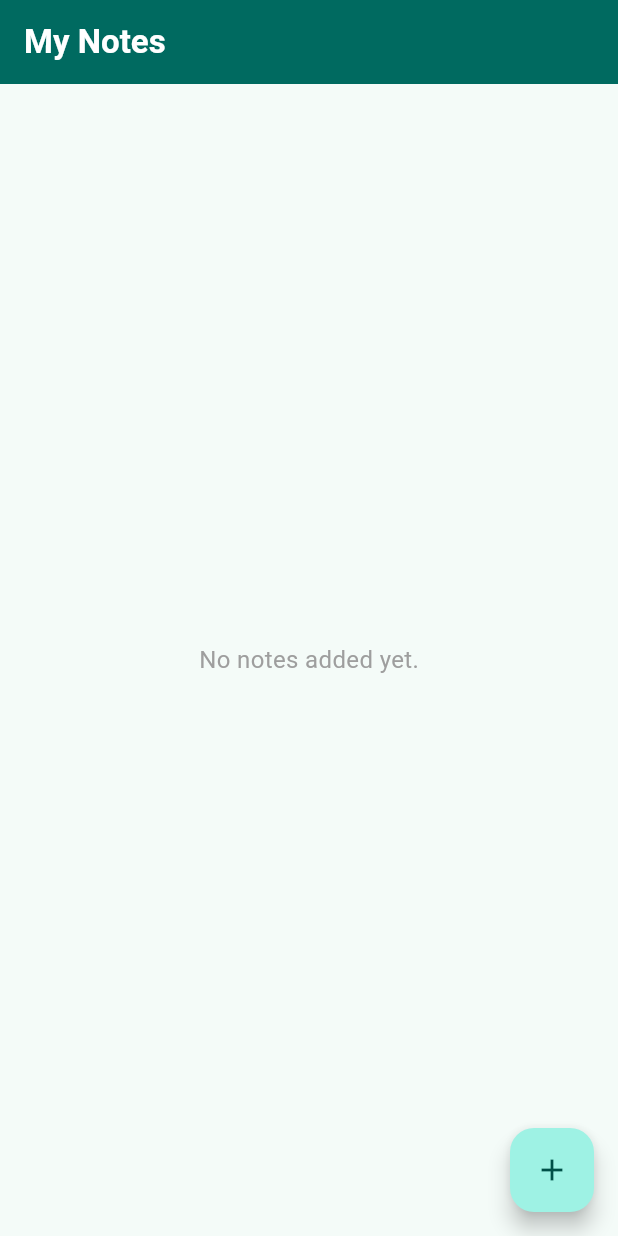
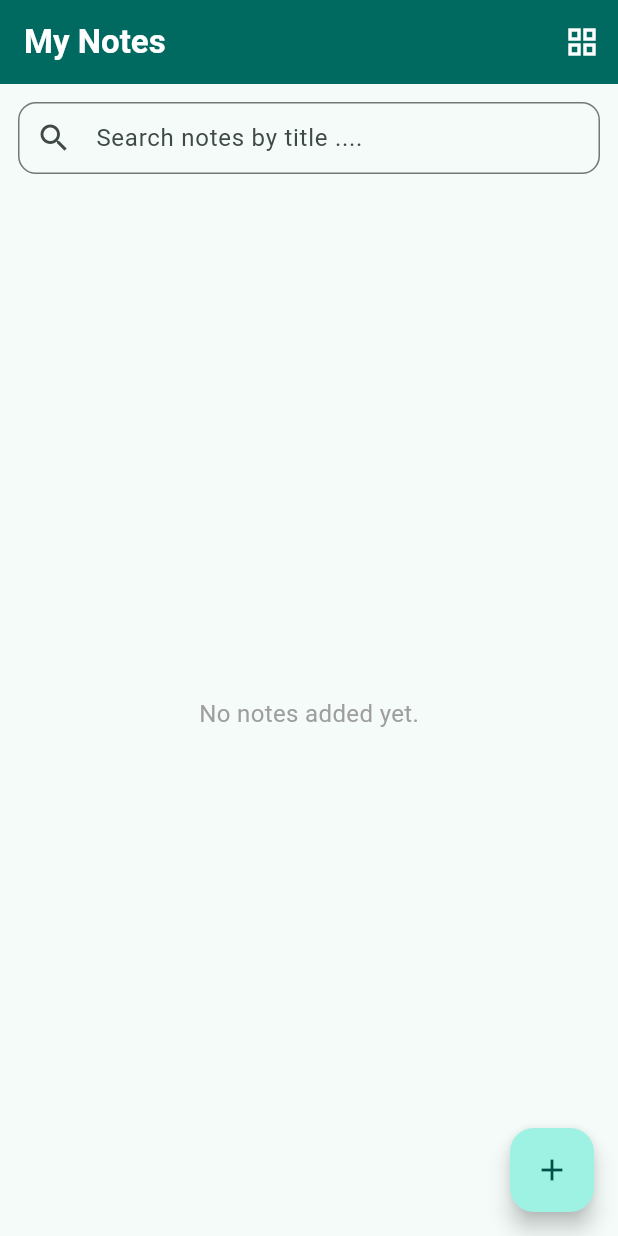
Before and after one commit to MurtazaMustafa53/Simple-Notes-App---Qwetrum-Technologies-, a Flutter app: the screen it shows after launch, on a phone screen of 412 x 824 dp. Run offline on Flutter 3.47's test engine with Material 3 defaults, Android fonts, the phone set to English and light mode, and no system bars; our stand-ins replace sqflite; accounts and stored records are empty.

Commit message:
Task 2 Completed

```diff
--- a/lib/Controller/note_Controller.dart
+++ b/lib/Controller/note_Controller.dart
@@ -2,20 +2,69 @@ import 'dart:core';
 
 import 'package:flutter/material.dart';
 import 'package:staticnotes/Model/noteModel.dart';
+import 'package:staticnotes/Services/db_Helper.dart';
 
 class NoteController extends ChangeNotifier {
-  final List notes = [];
+  List<Note> notes = [];
+  String searchQuery = '';
+  bool isgridview = false;
 
-  void addNote(String title, String content) {
+  void toggleviewmode() {
+    isgridview = !isgridview;
+    notifyListeners();
+  }
+
+  Future<void> addNote(String title, String body) async {
     final newnote = Note(
       id: DateTime.now().toString(),
       title: title,
-      content: content,
+      body: body,
       date: DateTime.now(),
     );
 
-    notes.add(newnote);
+    await DbHelper.instance.createNote(newnote);
+
+    notes.insert(0, newnote);
 
     notifyListeners();
   }
+
+  Future<void> fetchNotes() async {
+    notes = await DbHelper.instance.readAllNote();
+    notifyListeners();
+  }
+
+  Future<void> editNote(Note updatedNote) async {
+    await DbHelper.instance.updateNote(updatedNote);
+
+    int index = notes.indexWhere((note) => note.id == updatedNote.id);
+    if (index != -1) {
+      notes[index] = updatedNote;
+      notifyListeners();
+    }
+  }
+
+  Future<void> removeNote(String id) async {
+    await DbHelper.instance.deleteNote(id);
+
+    notes.removeWhere((note) => note.id == id);
+    notifyListeners();
+  }
+
+  List<Note> get filteredNote {
+    if (searchQuery.isEmpty) {
+      return notes;
+    }
+    return notes
+        .where(
+          (notes) =>
+              notes.title.toLowerCase().contains(searchQuery.toLowerCase()),
+        )
+        .toList();
+  }
+
+  void updateSearchQuery(String query) {
+    searchQuery = query;
+    notifyListeners();
+  }
 }
--- a/lib/Model/noteModel.dart
+++ b/lib/Model/noteModel.dart
@@ -1,13 +1,53 @@
+import 'dart:math';
+
+import 'package:flutter/material.dart';
+
 class Note {
   final String title;
   final String id;
-  final String content;
+  final String body;
   final DateTime date;
+  final int color;
 
   Note({
     required this.id,
     required this.title,
-    required this.content,
+    required this.body,
     required this.date,
-  });
+    int? color,
+  }) : this.color = color ?? _getRandomColor();
+
+  static int _getRandomColor() {
+    final List colors = [
+      0xFFFFF9C4, // Soft Yellow
+      0xFFFFCCBC, // Soft Orange/Coral
+      0xFFE1BEE7, // Soft Purple
+      0xFFC8E6C9, // Soft Green
+      0xFFB3E5FC, // Soft Blue
+      0xFFF8BBD0, // Soft Pink
+    ];
+
+    final random = Random();
+    return colors[random.nextInt(colors.length)];
+  }
+
+  Map<String, dynamic> toMap() {
+    return {
+      'id': id,
+      'title': title,
+      'body': body,
+      'date': date.toIso8601String(),
+      'color': color,
+    };
+  }
+
+  factory Note.fromMap(Map<String, dynamic> map) {
+    return Note(
+      id: map['id'],
+      title: map['title'],
+      body: map['body'],
+      date: DateTime.parse(map['date']),
+      color: map['color'],
+    );
+  }
 }
--- /dev/null
+++ b/lib/Services/db_Helper.dart
@@ -0,0 +1,68 @@
+import 'package:path/path.dart';
+import 'package:sqflite/sqflite.dart';
+import 'package:staticnotes/Model/noteModel.dart';
+
+class DbHelper {
+  static final DbHelper instance = DbHelper._init();
+  static Database? _database;
+
+  DbHelper._init();
+
+  Future<Database> get database async {
+    if (_database != null) {
+      return _database!;
+    }
+    _database = await _initDB('notes.db');
+    return _database!;
+  }
+
+  Future<Database> _initDB(String filepath) async {
+    final dbpath = await getDatabasesPath();
+    final path = join(dbpath, filepath);
+
+    return await openDatabase(path, version: 1, onCreate: _createDB);
+  }
+
+  Future _createDB(Database db, int version) async {
+    await db.execute('''
+      CREATE TABLE notes (
+        id TEXT PRIMARY KEY,
+        title TEXT NOT NULL,
+        body TEXT NOT NULL,
+        date TEXT NOT NULL,
+        color INTEGER NOT NULL
+      )
+    ''');
+  }
+
+  Future<void> createNote(Note note) async {
+    final db = await instance.database;
+
+    await db.insert('notes', note.toMap());
+  }
+
+  Future<List<Note>> readAllNote() async {
+    final db = await instance.database;
+
+    final result = await db.query('notes', orderBy: 'date DESC');
+
+    return result.map((map) => Note.fromMap(map)).toList();
+  }
+
+  Future<int> updateNote(Note note) async {
+    final db = await instance.database;
+
+    return await db.update(
+      'notes',
+      note.toMap(),
+      where: 'id=?',
+      whereArgs: [note.id],
+    );
+  }
+
+  Future<int> deleteNote(String id) async {
+    final db = await instance.database;
+
+    return await db.delete('notes', where: 'id=?', whereArgs: [id]);
+  }
+}
--- a/lib/Veiw/Screens/HomeScreen.dart
+++ b/lib/Veiw/Screens/HomeScreen.dart
@@ -4,11 +4,26 @@ import 'package:staticnotes/Controller/note_Controller.dart';
 import 'package:staticnotes/Veiw/Screens/VeiwNote.dart';
 import 'package:staticnotes/Veiw/Screens/addNoteScreen.dart';
 
-class HomeScreen extends StatelessWidget {
+class HomeScreen extends StatefulWidget {
   const HomeScreen({super.key});
 
   @override
+  State<HomeScreen> createState() => _HomeScreenState();
+}
+
+class _HomeScreenState extends State<HomeScreen> {
+  @override
+  void initState() {
+    super.initState();
+
+    WidgetsBinding.instance.addPersistentFrameCallback((_) {
+      Provider.of<NoteController>(context, listen: false).fetchNotes();
+    });
+  }
+
+  @override
   Widget build(BuildContext context) {
+    final noteControllerWatch = Provider.of<NoteController>(context);
     return Scaffold(
       appBar: AppBar(
         title: const Text(
@@ -17,10 +32,48 @@ class HomeScreen extends StatelessWidget {
         ),
         backgroundColor: Theme.of(context).colorScheme.primary,
         foregroundColor: Colors.white,
+        actions: [
+          IconButton(
+            onPressed: () {
+              noteControllerWatch.toggleviewmode();
+            },
+            icon: Icon(
+              noteControllerWatch.isgridview
+                  ? Icons.view_list
+                  : Icons.grid_view,
             ),
-      body: Consumer<NoteController>(
+            tooltip: noteControllerWatch.isgridview
+                ? 'Switch to List'
+                : 'Switch to Grid',
+          ),
+        ],
+      ),
+      body: Column(
+        children: [
+          Padding(
+            padding: EdgeInsets.all(12),
+            child: TextField(
+              onChanged: (value) {
+                Provider.of<NoteController>(
+                  context,
+                  listen: false,
+                ).updateSearchQuery(value);
+              },
+              decoration: InputDecoration(
+                hintText: "Search notes by title ....",
+                prefixIcon: Icon(Icons.search),
+                border: OutlineInputBorder(
+                  borderRadius: BorderRadius.circular(12),
+                ),
+                contentPadding: EdgeInsets.symmetric(vertical: 0),
+              ),
+            ),
+          ),
+          Expanded(
+            child: Consumer<NoteController>(
               builder: (context, noteController, child) {
-          if (noteController.notes.isEmpty) {
+                final displayNote = noteController.filteredNote;
+                if (displayNote.isEmpty) {
                   return const Center(
                     child: Text(
                       'No notes added yet.',
@@ -29,32 +82,70 @@ class HomeScreen extends StatelessWidget {
                   );
                 }
 
+                if (noteControllerWatch.isgridview) {
+                  return GridView.builder(
+                    padding: const EdgeInsets.all(12.0),
+                    itemCount: displayNote.length,
+                    gridDelegate:
+                        const SliverGridDelegateWithFixedCrossAxisCount(
+                          crossAxisCount: 2, // 2 columns for notes grid
+                          crossAxisSpacing: 10,
+                          mainAxisSpacing: 10,
+                          childAspectRatio: 0.9,
+                        ),
+                    itemBuilder: (context, index) {
+                      final note = displayNote[index];
+                      return _buildNoteCard(
+                        context,
+                        note,
+                      ); // Extracted building widget
+                    },
+                  );
+                }
+
                 return ListView.builder(
                   padding: const EdgeInsets.all(12.0),
-            itemCount: noteController.notes.length,
+                  itemCount: displayNote.length,
                   itemBuilder: (context, index) {
-              final note = noteController.notes[index];
+                    final note = displayNote[index];
+                    return _buildNoteCard(context, note);
+                  },
+                );
+              },
+            ),
+          ),
+        ],
+      ),
+      floatingActionButton: FloatingActionButton(
+        onPressed: () {
+          Navigator.push(
+            context,
+            MaterialPageRoute(builder: (context) => const AddNoteScreen()),
+          );
+        },
+        child: const Icon(Icons.add),
+      ),
+    );
+  }
+
+  Widget _buildNoteCard(BuildContext context, dynamic note) {
     return Card(
+      color: Color(note.color),
       elevation: 2,
       margin: const EdgeInsets.symmetric(vertical: 8.0),
-                shape: RoundedRectangleBorder(
-                  borderRadius: BorderRadius.circular(12),
-                ),
+      shape: RoundedRectangleBorder(borderRadius: BorderRadius.circular(12)),
       child: ListTile(
         contentPadding: const EdgeInsets.all(16.0),
         title: Text(
           note.title,
-                    style: const TextStyle(
-                      fontWeight: FontWeight.bold,
-                      fontSize: 18,
-                    ),
+          style: const TextStyle(fontWeight: FontWeight.bold, fontSize: 18),
         ),
         subtitle: Column(
           crossAxisAlignment: CrossAxisAlignment.start,
           children: [
             const SizedBox(height: 8),
             Text(
-                        note.content,
+              note.body,
               maxLines: 2,
               overflow: TextOverflow.ellipsis,
               style: TextStyle(color: Colors.grey[600]),
@@ -62,10 +153,7 @@ class HomeScreen extends StatelessWidget {
             const SizedBox(height: 8),
             Text(
               '${note.date.day}/${note.date.month}/${note.date.year}',
-                        style: const TextStyle(
-                          fontSize: 12,
-                          color: Colors.grey,
-                        ),
+              style: const TextStyle(fontSize: 12, color: Colors.grey),
             ),
           ],
         ),
@@ -80,19 +168,5 @@ class HomeScreen extends StatelessWidget {
         },
       ),
     );
-            },
-          );
-        },
-      ),
-      floatingActionButton: FloatingActionButton(
-        onPressed: () {
-          Navigator.push(
-            context,
-            MaterialPageRoute(builder: (context) => const AddNoteScreen()),
-          );
-        },
-        child: const Icon(Icons.add),
-      ),
-    );
   }
 }
--- a/lib/Veiw/Screens/addNoteScreen.dart
+++ b/lib/Veiw/Screens/addNoteScreen.dart
@@ -55,15 +55,16 @@ class _AddNoteScreenState extends State<AddNoteScreen> {
                 backgroundColor: Theme.of(context).colorScheme.primary,
                 foregroundColor: Colors.white,
               ),
-              onPressed: () {
+              onPressed: () async {
                 final title = _titleController.text.trim();
                 final content = _contentController.text.trim();
 
                 if (title.isNotEmpty && content.isNotEmpty) {
-                  Provider.of<NoteController>(
+                  await Provider.of<NoteController>(
                     context,
                     listen: false,
                   ).addNote(title, content);
+
                   Navigator.pop(context);
                 }
               },
--- a/pubspec.yaml
+++ b/pubspec.yaml
@@ -35,6 +35,7 @@ dependencies:
   # Use with the CupertinoIcons class for iOS style icons.
   cupertino_icons: ^1.0.8
   provider: ^6.1.5+1
+  sqflite: ^2.4.2+1
 
 dev_dependencies:
   flutter_test:
```
Also changed, not shown: lib/Veiw/Screens/VeiwNote.dart (+45 -4 lines), pubspec.lock, 1 other file. Lines whose indentation alone changed are shown as unchanged.
